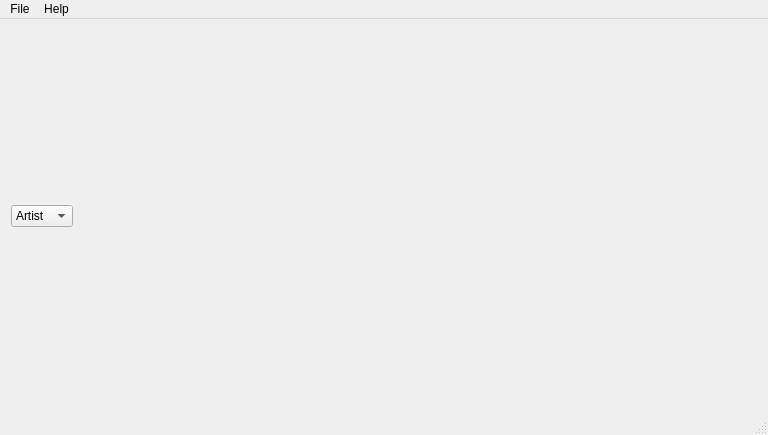
Above: src/beaglemain.ui from hutchgrant/beagleplayer before the change. Below: the same form after it.
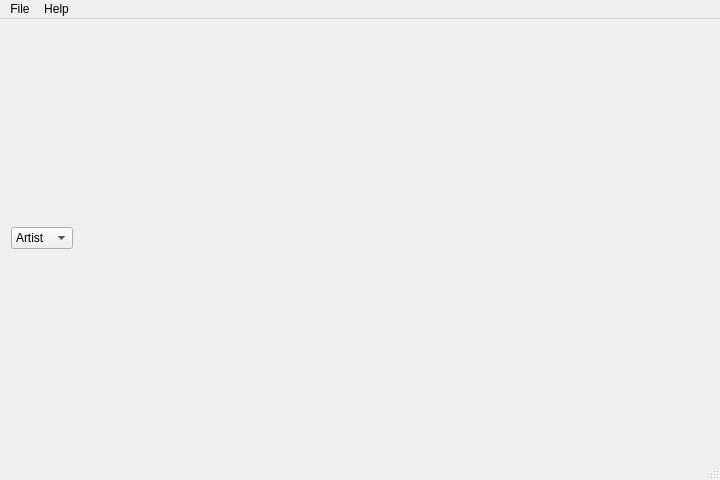
That is the form after the change. Icons and pictures are not drawn.

The edit to the form file:
```diff
--- a/src/beaglemain.ui
+++ b/src/beaglemain.ui
@@ -6,8 +6,8 @@
    <rect>
     <x>0</x>
     <y>0</y>
-    <width>768</width>
-    <height>435</height>
+    <width>720</width>
+    <height>480</height>
    </rect>
   </property>
   <property name="windowTitle">
@@ -21,6 +21,9 @@
    <layout class="QHBoxLayout" name="horizontalLayout_3">
     <item>
      <layout class="QHBoxLayout" name="horizontalLayout_2" stretch="75,25">
+      <property name="spacing">
+       <number>1</number>
+      </property>
       <item>
        <layout class="QVBoxLayout" name="verticalLayout" stretch="1,10">
         <item>
@@ -60,7 +63,7 @@
        </layout>
       </item>
       <item>
-       <layout class="QVBoxLayout" name="verticalLayout_2" stretch="0,7,1">
+       <layout class="QVBoxLayout" name="verticalLayout_2" stretch="0,7,2">
         <property name="spacing">
          <number>0</number>
         </property>
@@ -94,7 +97,7 @@
     <rect>
      <x>0</x>
      <y>0</y>
-     <width>768</width>
+     <width>720</width>
      <height>25</height>
     </rect>
    </property>
```
Left out of the diff: 6 changed lines with no effect on the pictures.
